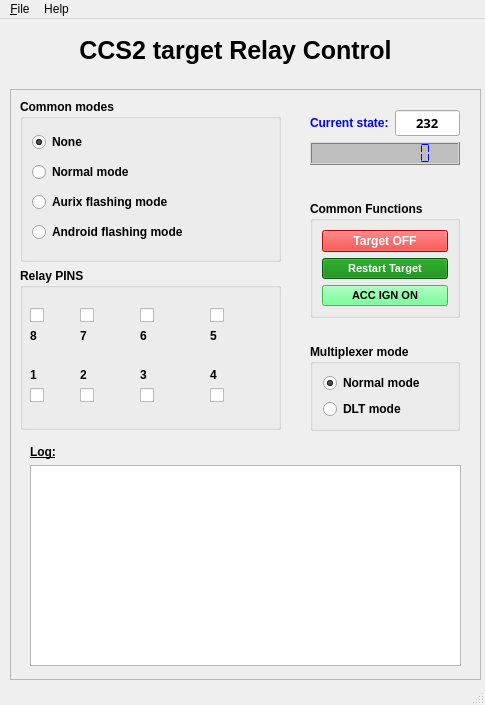
Old version of the form relay_control.ui in the repository dthieu/RelayControl.
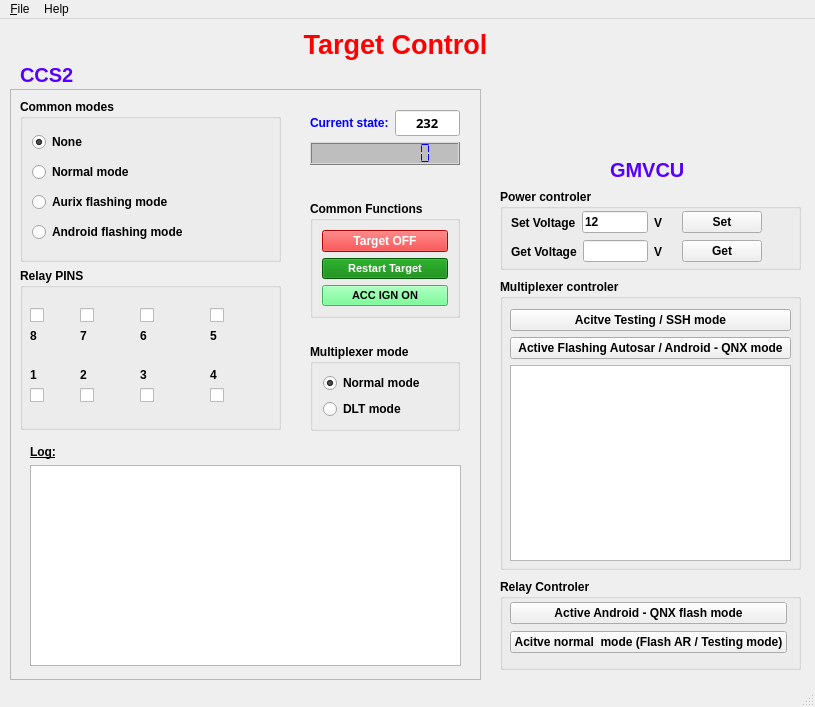
New version of the form. Icons and pictures are not drawn.

Commit message: Add GMVCU controler

```diff
--- a/relay_control.ui
+++ b/relay_control.ui
@@ -6,8 +6,8 @@
    <rect>
     <x>0</x>
     <y>0</y>
-    <width>485</width>
-    <height>705</height>
+    <width>815</width>
+    <height>707</height>
    </rect>
   </property>
   <property name="windowTitle">
@@ -22,20 +22,27 @@
     <property name="geometry">
      <rect>
       <x>10</x>
-      <y>10</y>
-      <width>451</width>
-      <height>42</height>
+      <y>0</y>
+      <width>771</width>
+      <height>51</height>
      </rect>
     </property>
     <property name="font">
      <font>
-      <pointsize>19</pointsize>
+      <family>Ubuntu</family>
+      <pointsize>20</pointsize>
       <weight>75</weight>
       <bold>true</bold>
      </font>
     </property>
+    <property name="styleSheet">
+     <string notr="true">color: rgb(255, 0, 0)</string>
+    </property>
     <property name="text">
-     <string>CCS2 target Relay Control</string>
+     <string>Target Control</string>
+    </property>
+    <property name="scaledContents">
+     <bool>false</bool>
     </property>
     <property name="alignment">
      <set>Qt::AlignCenter</set>
@@ -776,13 +783,256 @@
      </layout>
     </widget>
    </widget>
+   <widget class="QLabel" name="label_3">
+    <property name="geometry">
+     <rect>
+      <x>20</x>
+      <y>45</y>
+      <width>61</width>
+      <height>21</height>
+     </rect>
+    </property>
+    <property name="font">
+     <font>
+      <pointsize>15</pointsize>
+      <weight>75</weight>
+      <bold>true</bold>
+     </font>
+    </property>
+    <property name="styleSheet">
+     <string notr="true">color: rgb(85, 0, 255)</string>
+    </property>
+    <property name="text">
+     <string>CCS2</string>
+    </property>
+   </widget>
+   <widget class="QGroupBox" name="grbPowerControl">
+    <property name="geometry">
+     <rect>
+      <x>500</x>
+      <y>170</y>
+      <width>301</width>
+      <height>81</height>
+     </rect>
+    </property>
+    <property name="font">
+     <font>
+      <weight>75</weight>
+      <bold>true</bold>
+     </font>
+    </property>
+    <property name="title">
+     <string>Power controler</string>
+    </property>
+    <widget class="QWidget" name="">
+     <property name="geometry">
+      <rect>
+       <x>11</x>
+       <y>21</y>
+       <width>251</width>
+       <height>25</height>
+      </rect>
+     </property>
+     <layout class="QHBoxLayout" name="horizontalLayout_3">
+      <item>
+       <widget class="QLabel" name="label_6">
+        <property name="text">
+         <string>Set Voltage</string>
+        </property>
+       </widget>
+      </item>
+      <item>
+       <widget class="QLineEdit" name="txtSetVol">
+        <property name="text">
+         <string>12</string>
+        </property>
+       </widget>
+      </item>
+      <item>
+       <widget class="QLabel" name="label_9">
+        <property name="text">
+         <string>V    </string>
+        </property>
+       </widget>
+      </item>
+      <item>
+       <widget class="QPushButton" name="btnSetVol">
+        <property name="text">
+         <string>Set</string>
+        </property>
+       </widget>
+      </item>
+     </layout>
+    </widget>
+    <widget class="QWidget" name="">
+     <property name="geometry">
+      <rect>
+       <x>11</x>
+       <y>50</y>
+       <width>251</width>
+       <height>25</height>
+      </rect>
+     </property>
+     <layout class="QHBoxLayout" name="horizontalLayout_4">
+      <item>
+       <widget class="QLabel" name="label_8">
+        <property name="text">
+         <string>Get Voltage</string>
+        </property>
+       </widget>
+      </item>
+      <item>
+       <widget class="QLineEdit" name="txtGetVol">
+        <property name="readOnly">
+         <bool>true</bool>
+        </property>
+       </widget>
+      </item>
+      <item>
+       <widget class="QLabel" name="label_10">
+        <property name="text">
+         <string>V    </string>
+        </property>
+       </widget>
+      </item>
+      <item>
+       <widget class="QPushButton" name="btnGetVol">
+        <property name="text">
+         <string>Get</string>
+        </property>
+       </widget>
+      </item>
+     </layout>
+    </widget>
+   </widget>
+   <widget class="QGroupBox" name="groupBox_5">
+    <property name="geometry">
+     <rect>
+      <x>500</x>
+      <y>560</y>
+      <width>301</width>
+      <height>91</height>
+     </rect>
+    </property>
+    <property name="font">
+     <font>
+      <weight>75</weight>
+      <bold>true</bold>
+     </font>
+    </property>
+    <property name="title">
+     <string>Relay Controler</string>
+    </property>
+    <widget class="QWidget" name="">
+     <property name="geometry">
+      <rect>
+       <x>10</x>
+       <y>22</y>
+       <width>277</width>
+       <height>54</height>
+      </rect>
+     </property>
+     <layout class="QVBoxLayout" name="verticalLayout_15">
+      <item>
+       <widget class="QPushButton" name="btnRelayFlashMode">
+        <property name="text">
+         <string>Active Android - QNX flash mode</string>
+        </property>
+       </widget>
+      </item>
+      <item>
+       <widget class="QPushButton" name="btnRelayNormalMode">
+        <property name="text">
+         <string>Acitve normal  mode (Flash AR / Testing mode)</string>
+        </property>
+       </widget>
+      </item>
+     </layout>
+    </widget>
+   </widget>
+   <widget class="QGroupBox" name="grbMUXControl">
+    <property name="geometry">
+     <rect>
+      <x>500</x>
+      <y>260</y>
+      <width>301</width>
+      <height>291</height>
+     </rect>
+    </property>
+    <property name="font">
+     <font>
+      <weight>75</weight>
+      <bold>true</bold>
+     </font>
+    </property>
+    <property name="title">
+     <string>Multiplexer controler</string>
+    </property>
+    <widget class="QWidget" name="">
+     <property name="geometry">
+      <rect>
+       <x>10</x>
+       <y>30</y>
+       <width>281</width>
+       <height>252</height>
+      </rect>
+     </property>
+     <layout class="QVBoxLayout" name="verticalLayout_16">
+      <item>
+       <widget class="QPushButton" name="btnMUXTestingMode">
+        <property name="text">
+         <string>Acitve Testing / SSH mode</string>
+        </property>
+       </widget>
+      </item>
+      <item>
+       <widget class="QPushButton" name="btnMUXFlashMode">
+        <property name="text">
+         <string>Active Flashing Autosar / Android - QNX mode</string>
+        </property>
+       </widget>
+      </item>
+      <item>
+       <widget class="QGraphicsView" name="graphicsViewMUX">
+        <property name="enabled">
+         <bool>true</bool>
+        </property>
+       </widget>
+      </item>
+     </layout>
+    </widget>
+   </widget>
+   <widget class="QLabel" name="label_11">
+    <property name="geometry">
+     <rect>
+      <x>610</x>
+      <y>140</y>
+      <width>81</width>
+      <height>21</height>
+     </rect>
+    </property>
+    <property name="font">
+     <font>
+      <pointsize>15</pointsize>
+      <weight>75</weight>
+      <bold>true</bold>
+      <kerning>true</kerning>
+     </font>
+    </property>
+    <property name="styleSheet">
+     <string notr="true">color: rgb(85, 0, 255)</string>
+    </property>
+    <property name="text">
+     <string>GMVCU</string>
+    </property>
+   </widget>
   </widget>
   <widget class="QMenuBar" name="menubar">
    <property name="geometry">
     <rect>
      <x>0</x>
      <y>0</y>
-     <width>485</width>
+     <width>815</width>
      <height>21</height>
     </rect>
    </property>
```
Left out of the diff: 1 changed line with no effect on the pictures.
